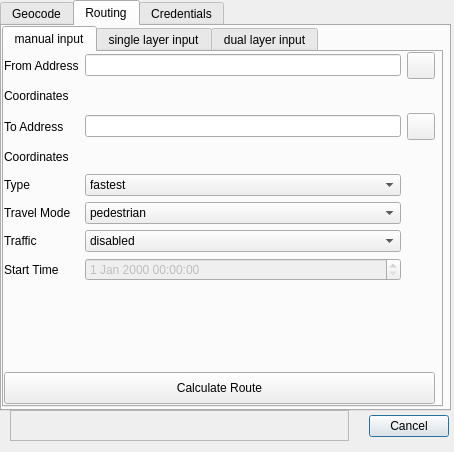
First picture: the form in hereqgis_dialog_base.ui, repository riccardoklinger/Hqgis, before the edit.
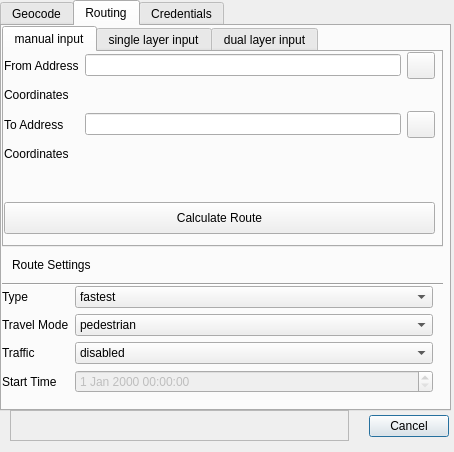
Second picture: the form after the edit. The open tabs and pages were chosen to show the change. Custom widgets are drawn as their Qt base class.

Commit message: first buttons for multiple codings, central settings tab

```diff
--- a/hereqgis_dialog_base.ui
+++ b/hereqgis_dialog_base.ui
@@ -288,7 +288,7 @@
        <x>0</x>
        <y>0</y>
        <width>441</width>
-       <height>381</height>
+       <height>221</height>
       </rect>
      </property>
      <property name="currentIndex">
@@ -304,10 +304,10 @@
          <x>0</x>
          <y>0</y>
          <width>431</width>
-         <height>229</height>
+         <height>111</height>
         </rect>
        </property>
-       <layout class="QGridLayout" name="gridLayout_2">
+       <layout class="QGridLayout" name="gridLayout_2" rowstretch="0,0,0,0,0,0,0,0" rowminimumheight="0,0,0,0,0,0,0,0">
         <item row="3" column="0">
          <widget class="QLabel" name="label_15">
           <property name="text">
@@ -387,7 +387,110 @@
           </property>
          </widget>
         </item>
-        <item row="5" column="1">
+        <item row="3" column="1">
+         <widget class="QLabel" name="ToLabel">
+          <property name="text">
+           <string/>
+          </property>
+         </widget>
+        </item>
+       </layout>
+      </widget>
+      <widget class="QPushButton" name="calcRouteSingleButton">
+       <property name="geometry">
+        <rect>
+         <x>0</x>
+         <y>150</y>
+         <width>431</width>
+         <height>32</height>
+        </rect>
+       </property>
+       <property name="text">
+        <string>Calculate Route</string>
+       </property>
+      </widget>
+     </widget>
+     <widget class="QWidget" name="tab_8">
+      <attribute name="title">
+       <string>single layer input</string>
+      </attribute>
+      <widget class="QPushButton" name="calcRouteSingleButton_2">
+       <property name="geometry">
+        <rect>
+         <x>0</x>
+         <y>150</y>
+         <width>431</width>
+         <height>32</height>
+        </rect>
+       </property>
+       <property name="text">
+        <string>Calculate Routes from Layer</string>
+       </property>
+      </widget>
+     </widget>
+     <widget class="QWidget" name="tab_9">
+      <attribute name="title">
+       <string>dual layer input</string>
+      </attribute>
+      <widget class="QPushButton" name="calcRouteSingleButton_3">
+       <property name="geometry">
+        <rect>
+         <x>0</x>
+         <y>150</y>
+         <width>431</width>
+         <height>32</height>
+        </rect>
+       </property>
+       <property name="text">
+        <string>Calculate Routes from Layers</string>
+       </property>
+      </widget>
+     </widget>
+    </widget>
+    <widget class="QWidget" name="formLayoutWidget">
+     <property name="geometry">
+      <rect>
+       <x>0</x>
+       <y>260</y>
+       <width>431</width>
+       <height>115</height>
+      </rect>
+     </property>
+     <layout class="QFormLayout" name="formLayout">
+      <item row="0" column="0">
+       <widget class="QLabel" name="label_16">
+        <property name="text">
+         <string>Type</string>
+        </property>
+       </widget>
+      </item>
+      <item row="0" column="1">
+       <widget class="QComboBox" name="Type">
+        <item>
+         <property name="text">
+          <string>fastest</string>
+         </property>
+        </item>
+        <item>
+         <property name="text">
+          <string>shortest</string>
+         </property>
+        </item>
+        <item>
+         <property name="text">
+          <string>balanced</string>
+         </property>
+        </item>
+       </widget>
+      </item>
+      <item row="1" column="0">
+       <widget class="QLabel" name="label_18">
+        <property name="text">
+         <string>Travel Mode</string>
+        </property>
+       </widget>
+      </item>
+      <item row="1" column="1">
          <widget class="QComboBox" name="TransportMode">
           <item>
            <property name="text">
@@ -421,14 +524,14 @@
           </item>
          </widget>
         </item>
-        <item row="3" column="1">
-         <widget class="QLabel" name="ToLabel">
+      <item row="2" column="0">
+       <widget class="QLabel" name="label_17">
           <property name="text">
-           <string/>
+         <string>Traffic</string>
           </property>
          </widget>
         </item>
-        <item row="6" column="1">
+      <item row="2" column="1">
          <widget class="QComboBox" name="trafficMode">
           <item>
            <property name="text">
@@ -442,86 +545,47 @@
           </item>
          </widget>
         </item>
-        <item row="4" column="1">
-         <widget class="QComboBox" name="Type">
-          <item>
-           <property name="text">
-            <string>fastest</string>
-           </property>
-          </item>
-          <item>
-           <property name="text">
-            <string>shortest</string>
-           </property>
-          </item>
-          <item>
-           <property name="text">
-            <string>balanced</string>
-           </property>
-          </item>
-         </widget>
-        </item>
-        <item row="7" column="1">
-         <widget class="QDateTimeEdit" name="dateTimeEdit">
-          <property name="enabled">
-           <bool>false</bool>
-          </property>
-         </widget>
-        </item>
-        <item row="4" column="0">
-         <widget class="QLabel" name="label_16">
-          <property name="text">
-           <string>Type</string>
-          </property>
-         </widget>
-        </item>
-        <item row="5" column="0">
-         <widget class="QLabel" name="label_18">
-          <property name="text">
-           <string>Travel Mode</string>
-          </property>
-         </widget>
-        </item>
-        <item row="6" column="0">
-         <widget class="QLabel" name="label_17">
-          <property name="text">
-           <string>Traffic</string>
-          </property>
-         </widget>
-        </item>
-        <item row="7" column="0">
+      <item row="3" column="0">
          <widget class="QLabel" name="label_19">
           <property name="text">
            <string>Start Time</string>
           </property>
          </widget>
         </item>
-       </layout>
-      </widget>
-      <widget class="QPushButton" name="calcRouteSingleButton">
+      <item row="3" column="1">
+       <widget class="QDateTimeEdit" name="dateTimeEdit">
+        <property name="enabled">
+         <bool>false</bool>
+        </property>
+       </widget>
+      </item>
+     </layout>
+    </widget>
+    <widget class="Line" name="line">
        <property name="geometry">
         <rect>
          <x>0</x>
-         <y>320</y>
-         <width>431</width>
-         <height>32</height>
+       <y>250</y>
+       <width>441</width>
+       <height>16</height>
+      </rect>
+     </property>
+     <property name="orientation">
+      <enum>Qt::Horizontal</enum>
+     </property>
+    </widget>
+    <widget class="QLabel" name="label_12">
+     <property name="geometry">
+      <rect>
+       <x>10</x>
+       <y>230</y>
+       <width>141</width>
+       <height>17</height>
         </rect>
        </property>
        <property name="text">
-        <string>Calculate Route</string>
-       </property>
-      </widget>
-     </widget>
-     <widget class="QWidget" name="tab_8">
-      <attribute name="title">
-       <string>single layer input</string>
-      </attribute>
-     </widget>
-     <widget class="QWidget" name="tab_9">
-      <attribute name="title">
-       <string>dual layer input</string>
-      </attribute>
-     </widget>
+      <string>Route Settings</string>
+     </property>
     </widget>
    </widget>
    <widget class="QWidget" name="tab_2">
```
Left out of the diff: 2 changed lines with no effect on the pictures. Lines whose indentation alone changed are shown as unchanged. The commit also changes 3 other files.
